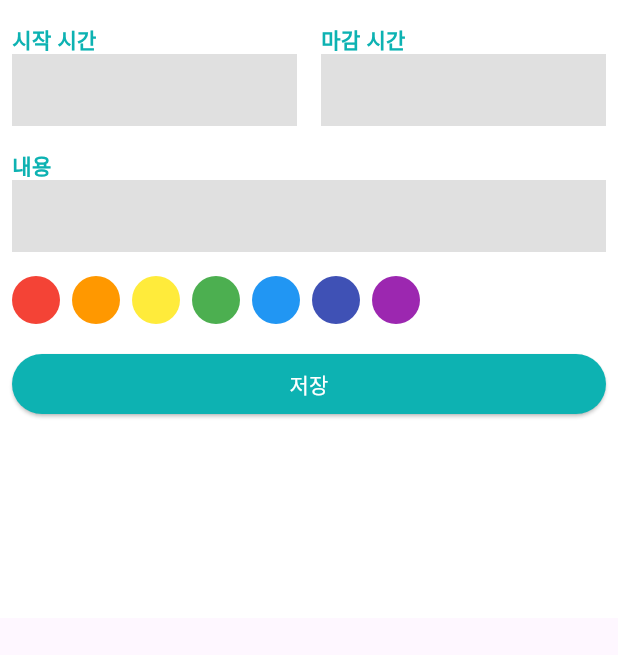
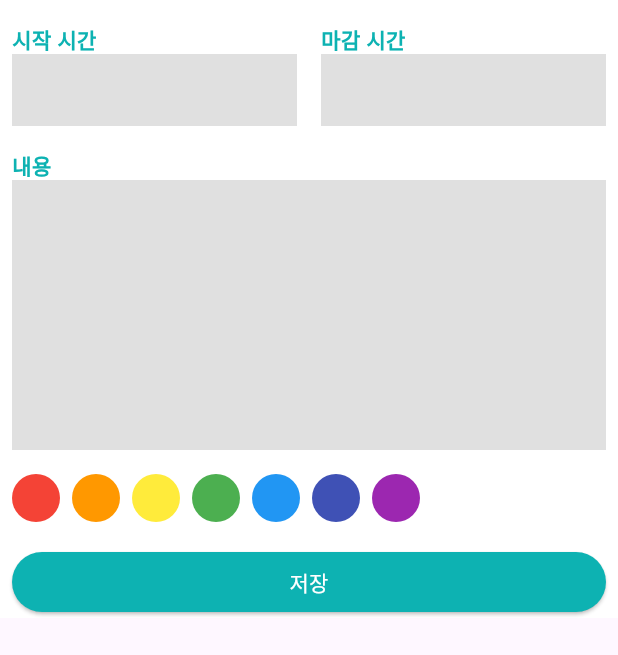
Before and after one commit to chwnnn/flutter-calendar-scheduler, a Flutter app: the ScheduleBottomSheet widget shown alone on an empty page, opened directly, on a phone screen of 412 x 824 dp. Shown: the top 655 px of the screen. Run offline on Flutter 3.47's test engine with Material 3 defaults, Android fonts, the phone set to English and light mode, and no system bars; our stand-ins replace drift, table_calendar; accounts and stored records are empty; generated files the repository leaves out were written again.

Commit message:
study day3

```diff
--- a/lib/component/custom_text_field.dart
+++ b/lib/component/custom_text_field.dart
@@ -1,11 +1,14 @@
 import 'package:flutter/material.dart';
+import 'package:flutter/services.dart';
 import 'package:flutter_calendar_scheduler/const/colors.dart';
 
 class CustomTextField extends StatelessWidget {
   final String label;
+  final bool isTime;
 
   const CustomTextField({
     required this.label,
+    required this.isTime,
     Key? key,
   }) : super(key: key);
 
@@ -21,16 +24,31 @@ class CustomTextField extends StatelessWidget {
             fontWeight: FontWeight.w600,
           ),
         ),
-        TextField(
-          cursorColor: Colors.grey,
-          keyboardType: TextInputType.number,
-          decoration: InputDecoration(
-            border: InputBorder.none,
-            filled: true,
-            fillColor: Colors.grey[300],
+        if (isTime) renderTextField(),
+        if (!isTime)
+          Expanded(
+            child: renderTextField(),
           ),
-        ),
       ],
     );
   }
+
+  Widget renderTextField() {
+    return TextField(
+      cursorColor: Colors.grey,
+      maxLines: isTime ? 1 : null,
+      expands: !isTime,
+      keyboardType: isTime ? TextInputType.number : TextInputType.multiline,
+      inputFormatters: isTime
+          ? [
+              FilteringTextInputFormatter.digitsOnly,
+            ]
+          : [],
+      decoration: InputDecoration(
+        border: InputBorder.none,
+        filled: true,
+        fillColor: Colors.grey[300],
+      ),
+    );
+  }
 }
--- a/lib/component/schedule_bottom_sheet.dart
+++ b/lib/component/schedule_bottom_sheet.dart
@@ -13,6 +13,7 @@ class ScheduleBottomSheet extends StatelessWidget {
       onTap: (){
         FocusScope.of(context).requestFocus(FocusNode());
       },
+      child: SafeArea(
         child: Container(
           height: MediaQuery.of(context).size.height / 2 + bottomInset,
           color: Colors.white,
@@ -35,6 +36,7 @@ class ScheduleBottomSheet extends StatelessWidget {
             ),
           ),
         ),
+      ),
     );
   }
 }
@@ -49,12 +51,14 @@ class _Time extends StatelessWidget {
         Expanded(
           child: CustomTextField(
             label: '시작 시간',
+            isTime: true,
           ),
         ),
         SizedBox(width: 16.0),
         Expanded(
           child: CustomTextField(
             label: '마감 시간',
+            isTime: true,
           ),
         ),
       ],
@@ -67,8 +71,11 @@ class _Content extends StatelessWidget {
 
   @override
   Widget build(BuildContext context) {
-    return CustomTextField(
+    return Expanded(
+      child: CustomTextField(
         label: '내용',
+        isTime: false,
+      ),
     );
   }
 }
```
Also changed, not shown: lib/database/drift_database.dart (added, +40 -0 lines), lib/model/category_color.dart (added, +7 -0 lines), lib/model/schedule.dart (added, +19 -0 lines), lib/database/drift_database.g.dart (added). Lines whose indentation alone changed are shown as unchanged.
